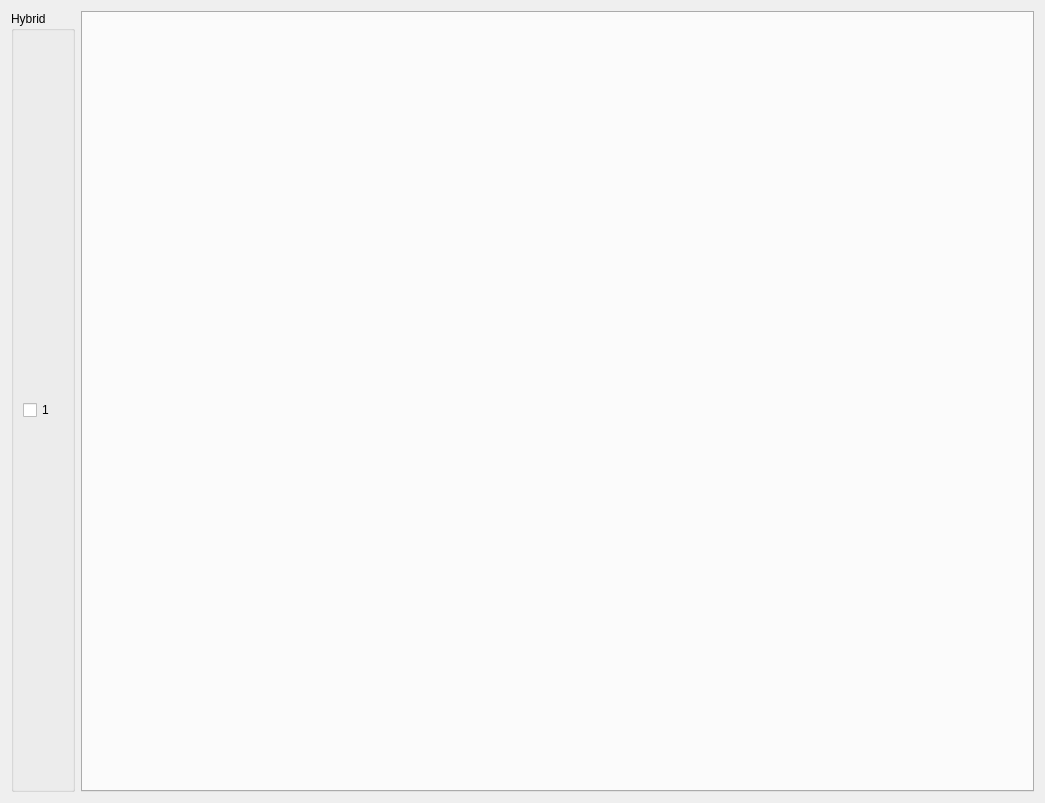
First picture: the form in src/hdmi_window.ui, repository YanzhaoW/vmmsc, before the edit.
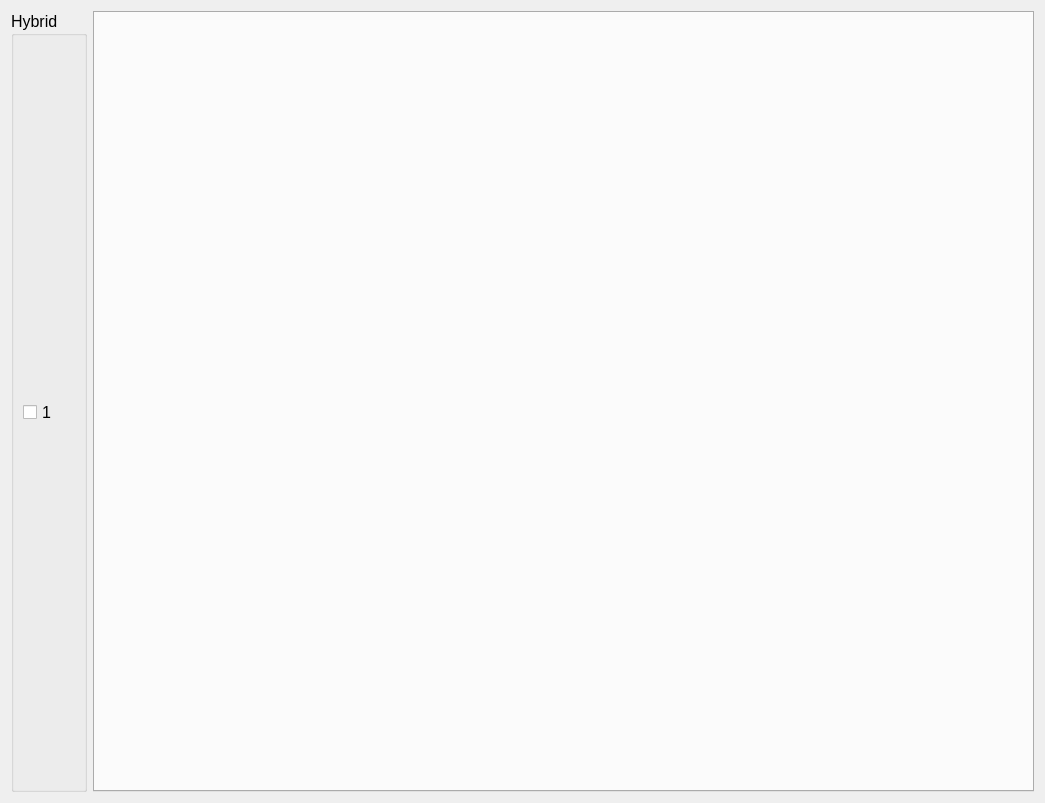
Second picture: the form after the edit.

Diff of the .ui file:
```diff
--- a/src/hdmi_window.ui
+++ b/src/hdmi_window.ui
@@ -23,6 +23,12 @@
    </item>
    <item row="0" column="0">
     <widget class="QGroupBox" name="groupBox">
+     <property name="font">
+      <font>
+       <family>Arial</family>
+       <pointsize>12</pointsize>
+      </font>
+     </property>
      <property name="title">
       <string>Hybrid</string>
      </property>
```
